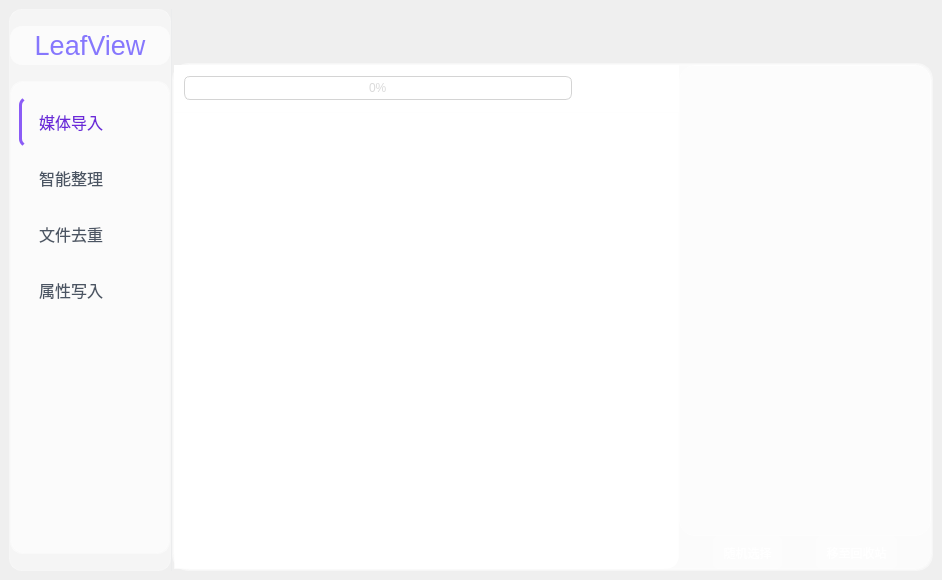
First picture: the form in Ui_MainWindow.ui, repository YangShengzhou03/LeafSort, before the edit.
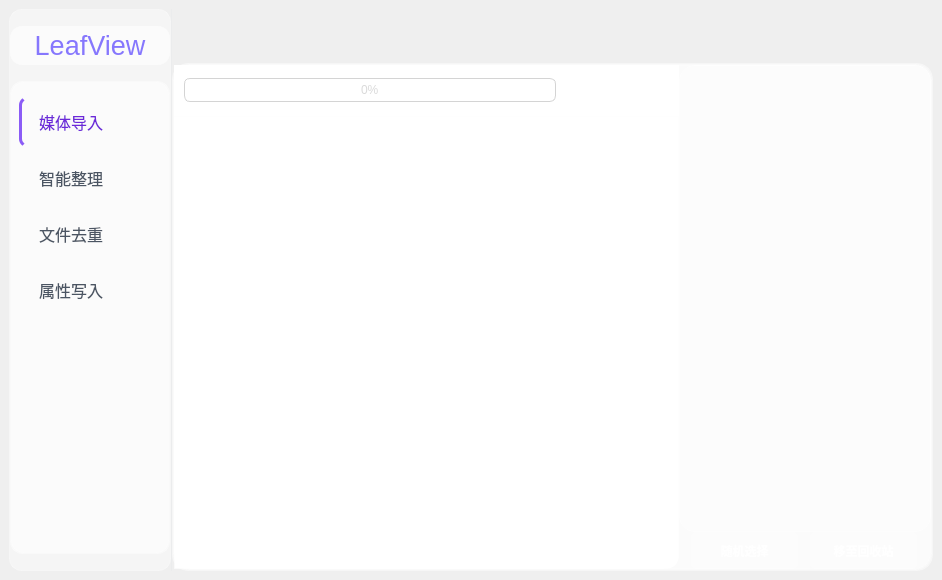
Second picture: the form after the edit. The open tabs and pages were chosen to show the change. Icons and pictures are not drawn.

Patch:
```diff
--- a/Ui_MainWindow.ui
+++ b/Ui_MainWindow.ui
@@ -4394,7 +4394,7 @@
                         <widget class="QToolButton" name="btnStartContrast">
                          <property name="minimumSize">
                           <size>
-                           <width>88</width>
+                           <width>104</width>
                            <height>32</height>
                           </size>
                          </property>
@@ -4408,7 +4408,7 @@
                           <string notr="true">QToolButton {
     color: white;
     border: none;
-    padding: 6px 6px;
+    padding: 8px 12px;
     border-radius: 6px;
     background-color: qradialgradient(
         cx:0.5, cy:0.5, radius:1, fx:0.5, fy:0.5,
@@ -4416,6 +4416,8 @@
         stop:1 rgba(119, 111, 252, 255)
     );
     font-size: 12px;
+    font-weight: 500;
+    min-width: 80px;
 }
 
 QToolButton:hover {
@@ -4498,7 +4500,7 @@
                         <string notr="true">QToolButton {
     color: white;
     border: none;
-    padding: 6px 6px;
+    padding: 8px 12px;
     border-radius: 6px;
     background-color: qradialgradient(
         cx:0.5, cy:0.5, radius:1, fx:0.5, fy:0.5,
@@ -4506,6 +4508,8 @@
         stop:1 rgba(119, 111, 252, 255)
     );
     font-size: 12px;
+    font-weight: 500;
+    min-width: 80px;
 }
 
 QToolButton:hover {
@@ -4535,14 +4539,16 @@
                         <string notr="true">QToolButton {
     color: white;
     border: none;
-    padding: 6px 6px;
+    padding: 8px 12px;
     border-radius: 6px;
     background-color: qradialgradient(
         cx:0.5, cy:0.5, radius:1, fx:0.5, fy:0.5,
-        stop:0.66 rgba(134, 119, 253, 255),
-        stop:1 rgba(119, 111, 252, 255)
+        stop:0.66 rgba(244, 67, 54, 255),
+        stop:1 rgba(233, 30, 99, 255)
     );
     font-size: 12px;
+    font-weight: 500;
+    min-width: 80px;
 }
 
 QToolButton:hover {
```
Left out of the diff: 40 changed lines with no effect on the pictures.
